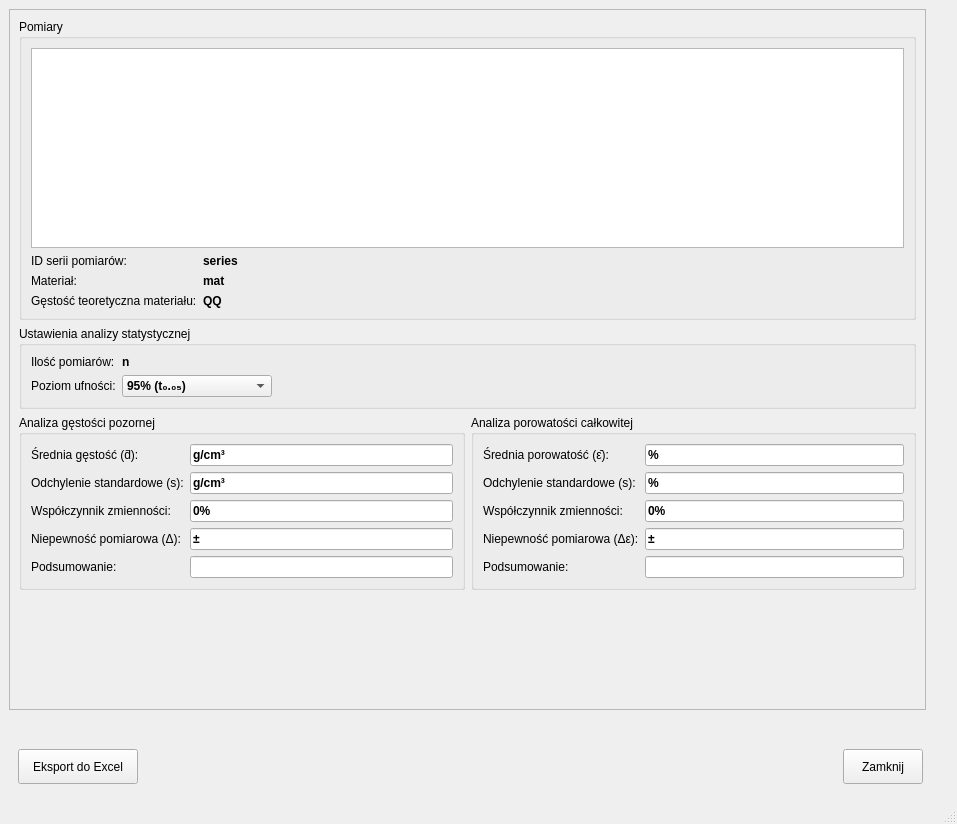
Above: main_window_ui_handlers/hydrostatic_measure_module/library_dialogs/analysis_measures_dialog.ui from mar8us/SerialPortConnectorRadwag before the change. Below: the same form after it.
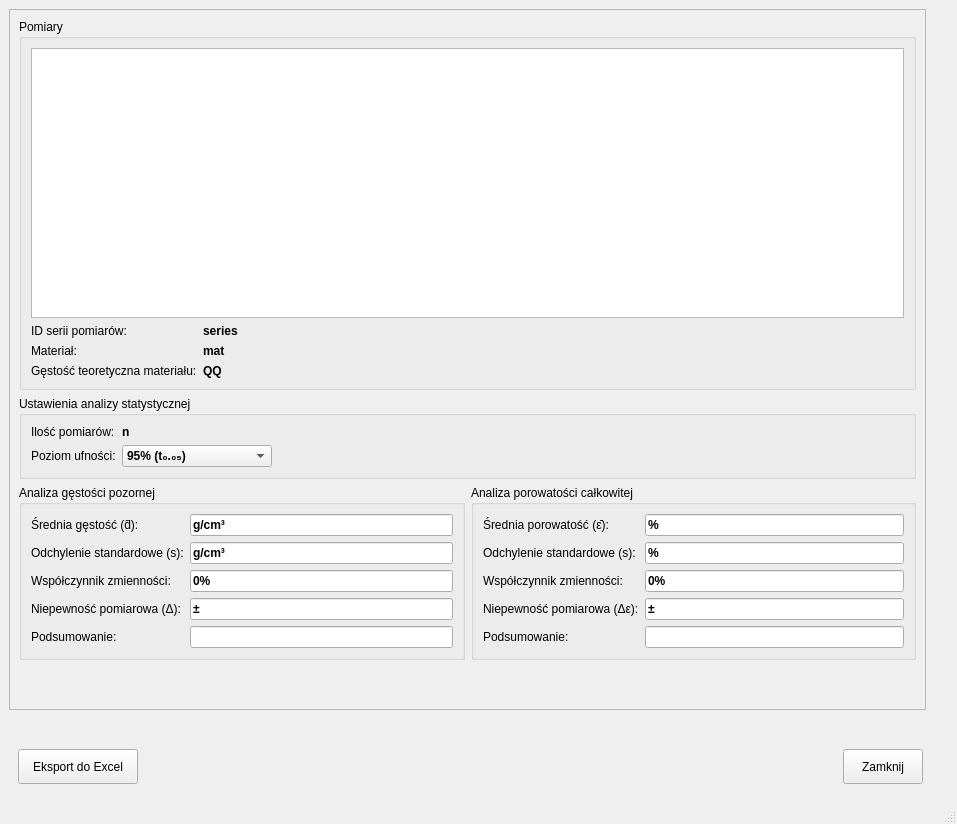
That is the form after the change.

Commit message: Analysis Measures - add analysis for relative density

Patch:
```diff
--- a/main_window_ui_handlers/hydrostatic_measure_module/library_dialogs/analysis_measures_dialog.ui
+++ b/main_window_ui_handlers/hydrostatic_measure_module/library_dialogs/analysis_measures_dialog.ui
@@ -94,8 +94,8 @@
         <rect>
          <x>0</x>
          <y>0</y>
-         <width>900</width>
-         <height>723</height>
+         <width>890</width>
+         <height>772</height>
         </rect>
        </property>
        <layout class="QGridLayout" name="gridLayout_2">
@@ -414,7 +414,7 @@
              <property name="minimumSize">
               <size>
                <width>0</width>
-               <height>200</height>
+               <height>270</height>
               </size>
              </property>
             </widget>
```
The commit also changes 3 other files.
